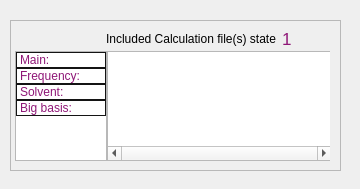
isaksengeir/REACT, file src/main/python/UIs/AnalyseWindow.ui: the form before one commit.
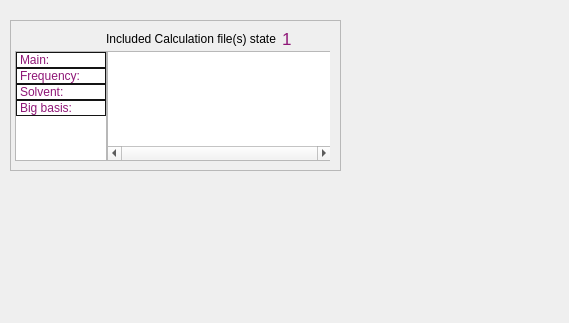
The form after the commit. Icons and pictures are not drawn.

Commit message: New GaussianFile class: FrequenciesOut (subclass of OutputFile).

The edit to the form file:
```diff
--- a/src/main/python/UIs/AnalyseWindow.ui
+++ b/src/main/python/UIs/AnalyseWindow.ui
@@ -6,8 +6,8 @@
    <rect>
     <x>0</x>
     <y>0</y>
-    <width>360</width>
-    <height>189</height>
+    <width>569</width>
+    <height>323</height>
    </rect>
   </property>
   <property name="windowTitle">
```
Left out of the diff: 12 changed lines with no effect on the pictures. The commit also changes 2 other files.
